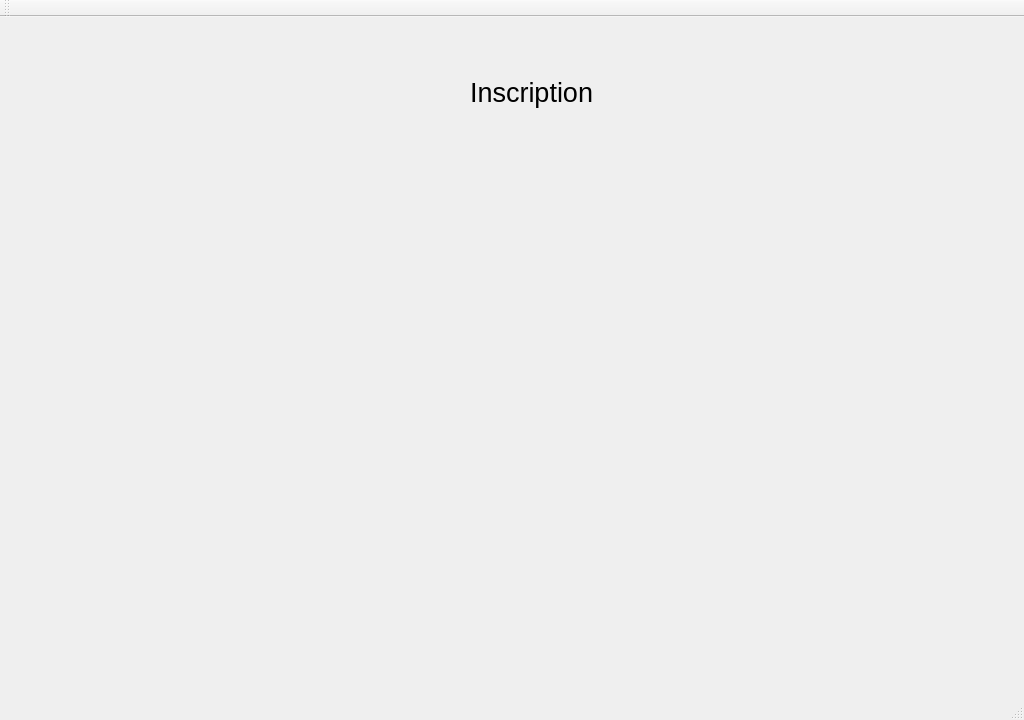
First picture: the form in Trottipret/trottipret.ui, repository adeleb54/Trottipret, before the edit.
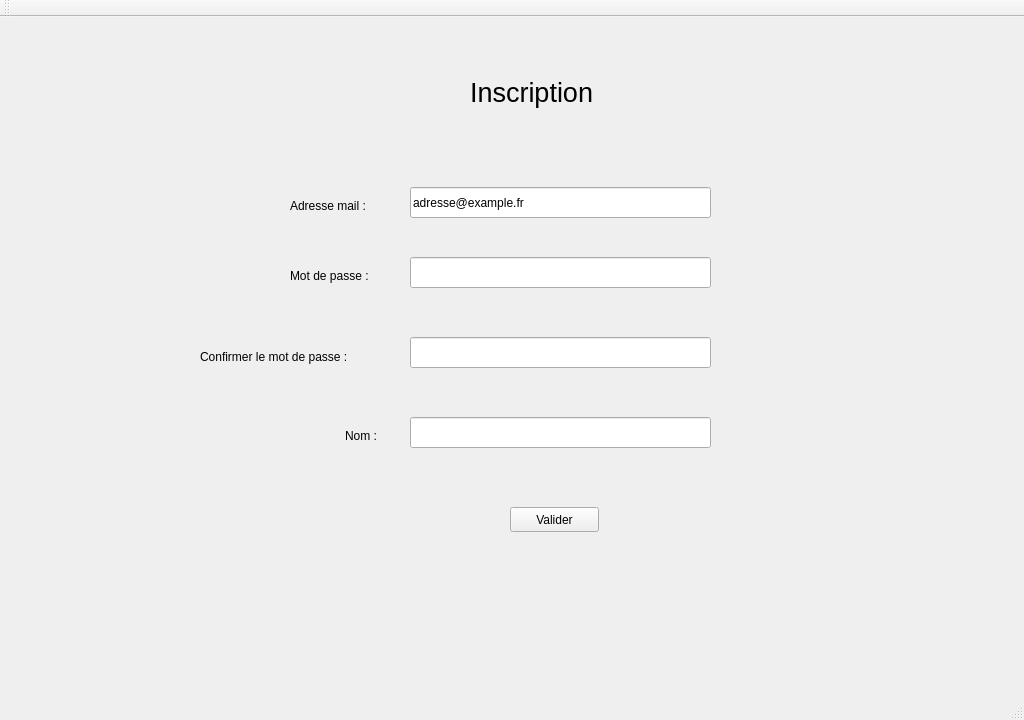
Second picture: the form after the edit.

Commit message:
version 1.2 terminée :
Affichage de la fenêtre d'inscription

What changed in the file:
```diff
--- a/Trottipret/trottipret.ui
+++ b/Trottipret/trottipret.ui
@@ -39,6 +39,117 @@
      <string>&lt;html&gt;&lt;head/&gt;&lt;body&gt;&lt;p&gt;&lt;span style=&quot; font-size:20pt;&quot;&gt;Inscription&lt;/span&gt;&lt;/p&gt;&lt;/body&gt;&lt;/html&gt;</string>
     </property>
    </widget>
+   <widget class="QLabel" name="adresse">
+    <property name="geometry">
+     <rect>
+      <x>290</x>
+      <y>180</y>
+      <width>101</width>
+      <height>17</height>
+     </rect>
+    </property>
+    <property name="text">
+     <string>Adresse mail :</string>
+    </property>
+   </widget>
+   <widget class="QLabel" name="mdp">
+    <property name="geometry">
+     <rect>
+      <x>290</x>
+      <y>250</y>
+      <width>101</width>
+      <height>17</height>
+     </rect>
+    </property>
+    <property name="text">
+     <string>Mot de passe :</string>
+    </property>
+   </widget>
+   <widget class="QLineEdit" name="textMdp">
+    <property name="geometry">
+     <rect>
+      <x>410</x>
+      <y>240</y>
+      <width>301</width>
+      <height>31</height>
+     </rect>
+    </property>
+   </widget>
+   <widget class="QLineEdit" name="textAdresse">
+    <property name="geometry">
+     <rect>
+      <x>410</x>
+      <y>170</y>
+      <width>301</width>
+      <height>31</height>
+     </rect>
+    </property>
+    <property name="text">
+     <string>adresse@example.fr</string>
+    </property>
+   </widget>
+   <widget class="QLineEdit" name="textNom">
+    <property name="geometry">
+     <rect>
+      <x>410</x>
+      <y>400</y>
+      <width>301</width>
+      <height>31</height>
+     </rect>
+    </property>
+    <property name="text">
+     <string/>
+    </property>
+   </widget>
+   <widget class="QLabel" name="nom">
+    <property name="geometry">
+     <rect>
+      <x>345</x>
+      <y>410</y>
+      <width>41</width>
+      <height>17</height>
+     </rect>
+    </property>
+    <property name="text">
+     <string>Nom :</string>
+    </property>
+   </widget>
+   <widget class="QLineEdit" name="textMdp_2">
+    <property name="geometry">
+     <rect>
+      <x>410</x>
+      <y>320</y>
+      <width>301</width>
+      <height>31</height>
+     </rect>
+    </property>
+   </widget>
+   <widget class="QLabel" name="mdp_2">
+    <property name="geometry">
+     <rect>
+      <x>200</x>
+      <y>330</y>
+      <width>191</width>
+      <height>20</height>
+     </rect>
+    </property>
+    <property name="text">
+     <string>Confirmer le mot de passe :</string>
+    </property>
+   </widget>
+   <widget class="QPushButton" name="pushButton">
+    <property name="geometry">
+     <rect>
+      <x>510</x>
+      <y>490</y>
+      <width>89</width>
+      <height>25</height>
+     </rect>
+    </property>
+    <property name="text">
+     <string>Valider</string>
+    </property>
+   </widget>
   </widget>
   <widget class="QMenuBar" name="menuBar">
    <property name="geometry">
```
Left out of the diff: 2 changed lines with no effect on the pictures. The commit also changes 1 other file.
